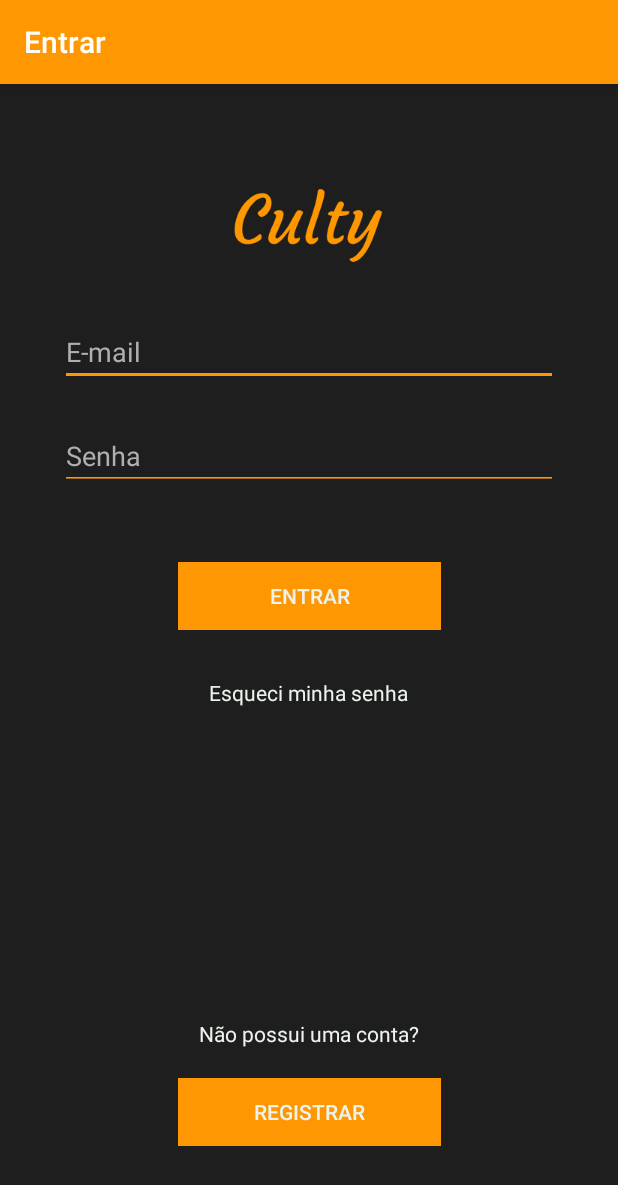
After one commit to culty-corp/culty-android, an Android app: the LoginActivity screen opened directly, with no data from a screen before it, on a phone screen of 412 x 824 dp. The commit adds this screen. Shown: the top 1185 px of the screen. Run offline under Robolectric (Android 15) with nearby library versions, the phone set to English and light mode, and no system bars.

Commit message:
Tela de Login com código gerado

```diff
--- a/solucao/app/build.gradle
+++ b/solucao/app/build.gradle
@@ -24,10 +24,12 @@ android {
 
 dependencies {
     implementation fileTree(dir: 'libs', include: ['*.jar'])
-    implementation"org.jetbrains.kotlin:kotlin-stdlib-jdk7:$kotlin_version"
+    implementation "org.jetbrains.kotlin:kotlin-stdlib-jdk7:$kotlin_version"
     implementation 'com.android.support:appcompat-v7:28.0.0'
     implementation 'com.android.support.constraint:constraint-layout:1.1.3'
     implementation 'com.android.support:design:28.0.0'
+    implementation 'com.android.support:support-annotations:28.0.0'
+    implementation 'android.arch.lifecycle:extensions:1.1.1'
     testImplementation 'junit:junit:4.12'
     androidTestImplementation 'com.android.support.test:runner:1.0.2'
     androidTestImplementation 'com.android.support.test.espresso:espresso-core:3.0.2'
--- a/solucao/app/src/main/AndroidManifest.xml
+++ b/solucao/app/src/main/AndroidManifest.xml
@@ -9,6 +9,10 @@
             android:roundIcon="@mipmap/ic_launcher_round"
             android:supportsRtl="true"
             android:theme="@style/AppTheme">
+        <activity
+                android:name=".ui.login.LoginActivity"
+                android:label="@string/title_activity_login">
+        </activity>
         <activity
                 android:name=".MainActivity"
                 android:label="@string/app_name"
--- /dev/null
+++ b/solucao/app/src/main/java/com/github/cultycorp/cultyandroid/ui/login/LoginActivity.kt
@@ -0,0 +1,128 @@
+package com.github.cultycorp.cultyandroid.ui.login
+
+import android.app.Activity
+import android.arch.lifecycle.Observer
+import android.arch.lifecycle.ViewModelProviders
+import android.os.Bundle
+import android.support.annotation.StringRes
+import android.support.v7.app.AppCompatActivity
+import android.text.Editable
+import android.text.TextWatcher
+import android.view.View
+import android.view.inputmethod.EditorInfo
+import android.widget.Button
+import android.widget.EditText
+import android.widget.ProgressBar
+import android.widget.Toast
+
+
+
+class LoginActivity : AppCompatActivity() {
+
+    private lateinit var loginViewModel: LoginViewModel
+
+    override fun onCreate(savedInstanceState: Bundle?) {
+        super.onCreate(savedInstanceState)
+        setContentView(com.github.cultycorp.cultyandroid.R.layout.activity_login)
+
+        val username = findViewById<EditText>(com.github.cultycorp.cultyandroid.R.id.username)
+        val password = findViewById<EditText>(com.github.cultycorp.cultyandroid.R.id.password)
+        val login = findViewById<Button>(com.github.cultycorp.cultyandroid.R.id.login)
+        val loading = findViewById<ProgressBar>(com.github.cultycorp.cultyandroid.R.id.loading)
+
+        loginViewModel = ViewModelProviders.of(this, LoginViewModelFactory())
+            .get(LoginViewModel::class.java)
+
+        loginViewModel.loginFormState.observe(this@LoginActivity, Observer {
+            val loginState = it ?: return@Observer
+
+            // disable login button unless both username / password is valid
+            login.isEnabled = loginState.isDataValid
+
+            if (loginState.usernameError != null) {
+                username.error = getString(loginState.usernameError)
+            }
+            if (loginState.passwordError != null) {
+                password.error = getString(loginState.passwordError)
+            }
+        })
+
+        loginViewModel.loginResult.observe(this@LoginActivity, Observer {
+            val loginResult = it ?: return@Observer
+
+            loading.visibility = View.GONE
+            if (loginResult.error != null) {
+                showLoginFailed(loginResult.error)
+            }
+            if (loginResult.success != null) {
+                updateUiWithUser(loginResult.success)
+            }
+            setResult(Activity.RESULT_OK)
+
+            //Complete and destroy login activity once successful
+            finish()
+        })
+
+        username.afterTextChanged {
+            loginViewModel.loginDataChanged(
+                username.text.toString(),
+                password.text.toString()
+            )
+        }
+
+        password.apply {
+            afterTextChanged {
+                loginViewModel.loginDataChanged(
+                    username.text.toString(),
+                    password.text.toString()
+                )
+            }
+
+            setOnEditorActionListener { _, actionId, _ ->
+                when (actionId) {
+                    EditorInfo.IME_ACTION_DONE ->
+                        loginViewModel.login(
+                            username.text.toString(),
+                            password.text.toString()
+                        )
+                }
+                false
+            }
+
+            login.setOnClickListener {
+                loading.visibility = View.VISIBLE
+                loginViewModel.login(username.text.toString(), password.text.toString())
+            }
+        }
+    }
+
+    private fun updateUiWithUser(model: LoggedInUserView) {
+        val welcome = getString(com.github.cultycorp.cultyandroid.R.string.welcome)
+        val displayName = model.displayName
+        // TODO : initiate successful logged in experience
+        Toast.makeText(
+            applicationContext,
+            "$welcome $displayName",
+            Toast.LENGTH_LONG
+        ).show()
+    }
+
+    private fun showLoginFailed(@StringRes errorString: Int) {
+        Toast.makeText(applicationContext, errorString, Toast.LENGTH_SHORT).show()
+    }
+}
+
+/**
+ * Extension function to simplify setting an afterTextChanged action to EditText components.
+ */
+fun EditText.afterTextChanged(afterTextChanged: (String) -> Unit) {
+    this.addTextChangedListener(object : TextWatcher {
+        override fun afterTextChanged(editable: Editable?) {
+            afterTextChanged.invoke(editable.toString())
+        }
+
+        override fun beforeTextChanged(s: CharSequence, start: Int, count: Int, after: Int) {}
+
+        override fun onTextChanged(s: CharSequence, start: Int, before: Int, count: Int) {}
+    })
+}
--- /dev/null
+++ b/solucao/app/src/main/java/com/github/cultycorp/cultyandroid/ui/login/LoginViewModelFactory.kt
@@ -0,0 +1,25 @@
+package com.github.cultycorp.cultyandroid.ui.login
+
+import android.arch.lifecycle.ViewModel
+import android.arch.lifecycle.ViewModelProvider
+import com.github.cultycorp.cultyandroid.data.LoginDataSource
+import com.github.cultycorp.cultyandroid.data.LoginRepository
+
+/**
+ * ViewModel provider factory to instantiate LoginViewModel.
+ * Required given LoginViewModel has a non-empty constructor
+ */
+class LoginViewModelFactory : ViewModelProvider.Factory {
+
+    @Suppress("UNCHECKED_CAST")
+    override fun <T : ViewModel> create(modelClass: Class<T>): T {
+        if (modelClass.isAssignableFrom(LoginViewModel::class.java)) {
+            return LoginViewModel(
+                loginRepository = LoginRepository(
+                    dataSource = LoginDataSource()
+                )
+            ) as T
+        }
+        throw IllegalArgumentException("Unknown ViewModel class")
+    }
+}
--- /dev/null
+++ b/solucao/app/src/main/res/layout/activity_login.xml
@@ -0,0 +1,128 @@
+<?xml version="1.0" encoding="utf-8"?>
+<android.support.constraint.ConstraintLayout
+        xmlns:android="http://schemas.android.com/apk/res/android"
+        xmlns:app="http://schemas.android.com/apk/res-auto"
+        xmlns:tools="http://schemas.android.com/tools"
+        android:id="@+id/container"
+        android:layout_width="match_parent"
+        android:layout_height="match_parent"
+        android:paddingBottom="@dimen/activity_vertical_margin"
+        android:paddingLeft="@dimen/activity_horizontal_margin"
+        android:paddingRight="@dimen/activity_horizontal_margin"
+        android:paddingTop="@dimen/activity_vertical_margin"
+        android:background="@color/corCinzaEscuro"
+        tools:context=".ui.login.LoginActivity">
+
+    <EditText
+            android:id="@+id/username"
+            android:layout_width="0dp"
+            android:layout_height="wrap_content"
+            android:layout_marginStart="24dp"
+            android:layout_marginTop="140dp"
+            android:layout_marginEnd="24dp"
+
+            android:textColor="@color/corTexto"
+            android:textColorHint="@color/corTextoHint"
+            android:backgroundTint="@color/corLaranja"
+
+            android:hint="@string/prompt_email"
+            android:inputType="textEmailAddress"
+            android:selectAllOnFocus="true"
+            app:layout_constraintEnd_toEndOf="parent"
+            app:layout_constraintStart_toStartOf="parent"
+            app:layout_constraintTop_toTopOf="parent" app:layout_constraintHorizontal_bias="0.812"/>
+
+    <EditText
+            android:id="@+id/password"
+            android:layout_width="0dp"
+            android:layout_height="wrap_content"
+            android:layout_marginStart="24dp"
+            android:layout_marginEnd="24dp"
+
+            android:textColor="@color/corTexto"
+            android:textColorHint="@color/corTextoHint"
+            android:backgroundTint="@color/corLaranja"
+
+            android:hint="@string/prompt_password"
+            android:imeActionLabel="@string/action_sign_in_short"
+            android:imeOptions="actionDone"
+            android:inputType="textPassword"
+            android:selectAllOnFocus="true"
+            app:layout_constraintEnd_toEndOf="parent"
+            app:layout_constraintStart_toStartOf="parent"
+            app:layout_constraintTop_toBottomOf="@+id/username" android:layout_marginTop="24dp"/>
+
+    <Button
+            android:id="@+id/login"
+            android:enabled="false"
+            android:layout_width="175dp"
+            android:layout_height="45dp"
+            android:layout_gravity="start"
+            android:layout_marginStart="48dp"
+            android:layout_marginTop="48dp"
+            android:layout_marginEnd="48dp"
+            android:text="@string/log_in"
+            app:layout_constraintEnd_toEndOf="parent"
+            app:layout_constraintStart_toStartOf="parent"
+            app:layout_constraintTop_toBottomOf="@+id/password"
+            android:textColor="@color/corTexto"
+            android:background="@color/corLaranja"/>
+
+    <Button
+            android:id="@+id/register"
+            android:enabled="false"
+            android:layout_width="175dp"
+            android:layout_height="45dp"
+            android:layout_gravity="start"
+            android:layout_marginStart="48dp"
+            android:layout_marginEnd="48dp"
+            android:text="@string/register"
+            app:layout_constraintEnd_toEndOf="parent"
+            app:layout_constraintStart_toStartOf="parent"
+            android:textColor="@color/corTexto"
+            android:background="@color/corLaranja" android:layout_marginBottom="44dp"
+            app:layout_constraintBottom_toBottomOf="parent"/>
+
+    <ProgressBar
+            android:id="@+id/loading"
+            android:visibility="gone"
+            android:layout_width="wrap_content"
+            android:layout_height="wrap_content"
+            android:layout_gravity="center"
+            android:layout_marginStart="32dp"
+            android:layout_marginTop="64dp"
+            android:layout_marginEnd="32dp"
+            android:layout_marginBottom="64dp"
+            app:layout_constraintBottom_toBottomOf="parent"
+            app:layout_constraintEnd_toEndOf="@+id/password"
+            app:layout_constraintStart_toStartOf="@+id/password"
+            app:layout_constraintTop_toTopOf="parent"
+            app:layout_constraintVertical_bias="0.3"/>
+    <TextView
+            android:text="@string/register_hint"
+            android:layout_width="wrap_content"
+            android:layout_height="wrap_content"
+            android:id="@+id/textViewRegisterHint" app:layout_constraintEnd_toEndOf="parent" android:layout_marginEnd="8dp"
+            app:layout_constraintStart_toStartOf="parent" android:layout_marginStart="8dp"
+            android:layout_marginBottom="20dp" app:layout_constraintBottom_toTopOf="@+id/register"
+            android:textColor="@color/corTexto"
+            android:textColorHint="@color/corTexto"/>
+    <TextView
+            android:text="@string/forgot_password"
+            android:layout_width="wrap_content"
+            android:layout_height="wrap_content"
+            android:id="@+id/textViewForgotPassword" app:layout_constraintEnd_toEndOf="parent"
+            android:layout_marginEnd="8dp"
+            app:layout_constraintStart_toStartOf="parent" android:layout_marginStart="8dp"
+            android:textColor="@color/corTexto"
+            android:textColorHint="@color/corTexto" android:layout_marginTop="32dp"
+            app:layout_constraintTop_toBottomOf="@+id/login" app:layout_constraintHorizontal_bias="0.498"/>
+    <ImageView
+            android:layout_width="192dp"
+            android:layout_height="108dp" app:srcCompat="@drawable/ic_culty_logo_android"
+            android:id="@+id/imageView"
+            app:layout_constraintStart_toStartOf="parent" android:layout_marginStart="8dp"
+            app:layout_constraintEnd_toEndOf="parent" android:layout_marginEnd="8dp"
+            app:layout_constraintHorizontal_bias="0.497"
+            android:layout_marginBottom="8dp" app:layout_constraintBottom_toTopOf="@+id/username"/>
+</android.support.constraint.ConstraintLayout>
--- a/solucao/app/src/main/res/values/colors.xml
+++ b/solucao/app/src/main/res/values/colors.xml
@@ -10,4 +10,5 @@
     <color name="corLaranjaEscuro">#FF8C00</color>
     <color name="corLaranjaHover">#D67D00</color>
     <color name="corTexto">#ECF2EC</color>
+    <color name="corTextoHint">#aeafae</color>
 </resources>
--- a/solucao/app/src/main/res/values/dimens.xml
+++ b/solucao/app/src/main/res/values/dimens.xml
@@ -1,3 +1,6 @@
 <resources>
     <dimen name="fab_margin">16dp</dimen>
+    <!-- Default screen margins, per the Android Design guidelines. -->
+    <dimen name="activity_horizontal_margin">16dp</dimen>
+    <dimen name="activity_vertical_margin">16dp</dimen>
 </resources>
--- a/solucao/app/src/main/res/values/strings.xml
+++ b/solucao/app/src/main/res/values/strings.xml
@@ -13,12 +13,6 @@
     <string name="explore">Explorar</string>
     <string name="follow">Seguir</string>
     <string name="following">Seguindo</string>
-    <string name="log_in">Entrar</string>
-    <string name="log_out">Sair</string>
-    <string name="email">E-mail</string>
-    <string name="password">Senha</string>
-    <string name="remind_account">Lembrar?</string>
-    <string name="register">Registrar</string>
     <string name="filters">Filtros</string>
     <string name="filters_description">Adicione novos filtros</string>
     <string name="upload">Postar</string>
@@ -27,4 +21,20 @@
     <string name="app_policy">Política do Aplicativo</string>
     <string name="privacy_policy">Política de Privacidade</string>
     <string name="copyright">© 2019 Culty. Todos os direitos reservados.</string>
+    <!-- LOGIN -->
+    <string name="log_in">Entrar</string>
+    <string name="log_out">Sair</string>
+    <string name="title_activity_login">Entrar</string>
+    <string name="prompt_email">E-mail</string>
+    <string name="prompt_password">Senha</string>
+    <string name="action_sign_in">Entrar or Registrar</string>
+    <string name="action_sign_in_short">Entrar</string>
+    <string name="welcome">"Bem-vindo!"</string>
+    <string name="invalid_username">Nome de usuário inválido!</string>
+    <string name="invalid_password">A senha precisa ter mais de 5 caracteres</string>
+    <string name="login_failed">"Opa! Não foi possível fazer isso. (Erro #001)"</string>
+    <string name="register_hint">"Não possui uma conta?</string>
+    <string name="remind_account">Lembrar?</string>
+    <string name="register">Registrar</string>
+    <string name="forgot_password">Esqueci minha senha</string>
 </resources>
```
Also changed, not shown: solucao/app/src/main/java/com/github/cultycorp/cultyandroid/data/LoginDataSource.kt (added, +24 -0 lines), solucao/app/src/main/java/com/github/cultycorp/cultyandroid/data/LoginRepository.kt (added, +46 -0 lines), solucao/app/src/main/java/com/github/cultycorp/cultyandroid/data/Result.kt (added, +18 -0 lines), solucao/app/src/main/java/com/github/cultycorp/cultyandroid/data/model/LoggedInUser.kt (added, +9 -0 lines), solucao/app/src/main/java/com/github/cultycorp/cultyandroid/ui/login/LoggedInUserView.kt (added, +9 -0 lines), solucao/app/src/main/java/com/github/cultycorp/cultyandroid/ui/login/LoginFormState.kt (added, +10 -0 lines), solucao/app/src/main/java/com/github/cultycorp/cultyandroid/ui/login/LoginResult.kt (added, +9 -0 lines), solucao/app/src/main/java/com/github/cultycorp/cultyandroid/ui/login/LoginViewModel.kt (added, +54 -0 lines).
